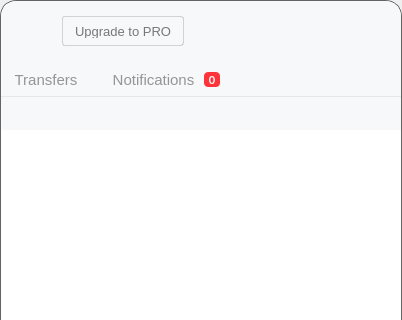
First picture: the form in src/MEGASync/gui/win/InfoDialog.ui, repository meganz/MEGAsync, before the edit; both pictures show x 0 to 402 and y 0 to 320 of the 402 by 564 pixel window.
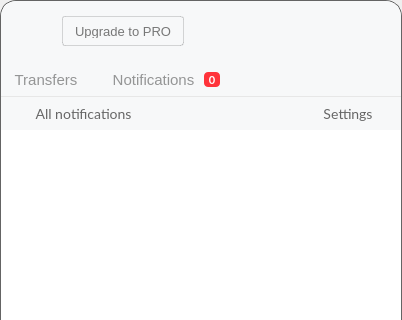
Second picture: the form after the edit. Icons and pictures are not drawn. Custom widgets are drawn as their Qt base class.

```diff
--- a/src/MEGASync/gui/win/InfoDialog.ui
+++ b/src/MEGASync/gui/win/InfoDialog.ui
@@ -1906,16 +1906,198 @@
                     <widget class="QWidget" name="wFilterAndSettings" native="true">
                      <property name="minimumSize">
                       <size>
-                       <width>0</width>
+                       <width>400</width>
                        <height>33</height>
                       </size>
                      </property>
                      <property name="maximumSize">
                       <size>
-                       <width>16777215</width>
+                       <width>400</width>
                        <height>33</height>
                       </size>
                      </property>
+                     <layout class="QHBoxLayout" name="horizontalLayout_14">
+                      <property name="leftMargin">
+                       <number>16</number>
+                      </property>
+                      <property name="topMargin">
+                       <number>0</number>
+                      </property>
+                      <property name="rightMargin">
+                       <number>16</number>
+                      </property>
+                      <property name="bottomMargin">
+                       <number>0</number>
+                      </property>
+                      <item>
+                       <widget class="QWidget" name="wSortNotifications" native="true">
+                        <property name="minimumSize">
+                         <size>
+                          <width>130</width>
+                          <height>0</height>
+                         </size>
+                        </property>
+                        <property name="maximumSize">
+                         <size>
+                          <width>16777215</width>
+                          <height>16777215</height>
+                         </size>
+                        </property>
+                        <layout class="QHBoxLayout" name="horizontalLayout_15">
+                         <property name="spacing">
+                          <number>3</number>
+                         </property>
+                         <property name="leftMargin">
+                          <number>0</number>
+                         </property>
+                         <property name="topMargin">
+                          <number>0</number>
+                         </property>
+                         <property name="rightMargin">
+                          <number>0</number>
+                         </property>
+                         <property name="bottomMargin">
+                          <number>0</number>
+                         </property>
+                         <item>
+                          <widget class="QLabel" name="lNotificationColor">
+                           <property name="minimumSize">
+                            <size>
+                             <width>10</width>
+                             <height>10</height>
+                            </size>
+                           </property>
+                           <property name="maximumSize">
+                            <size>
+                             <width>6</width>
+                             <height>6</height>
+                            </size>
+                           </property>
+                           <property name="text">
+                            <string/>
+                           </property>
+                          </widget>
+                         </item>
+                         <item>
+                          <widget class="QToolButton" name="bActualFilter">
+                           <property name="minimumSize">
+                            <size>
+                             <width>0</width>
+                             <height>21</height>
+                            </size>
+                           </property>
+                           <property name="maximumSize">
+                            <size>
+                             <width>16777215</width>
+                             <height>21</height>
+                            </size>
+                           </property>
+                           <property name="styleSheet">
+                            <string notr="true">#bActualFilter
+{
+	color: #666666;
+	font-family: Lato;
+	font-size: 14px;
+	text-align: center;
+     border: none;
+}</string>
+                           </property>
+                           <property name="text">
+                            <string>All notifications</string>
+                           </property>
+                           <property name="iconSize">
+                            <size>
+                             <width>0</width>
+                             <height>0</height>
+                            </size>
+                           </property>
+                           <property name="toolButtonStyle">
+                            <enum>Qt::ToolButtonTextOnly</enum>
+                           </property>
+                          </widget>
+                         </item>
+                         <item>
+                          <widget class="QPushButton" name="bActualFilterDropDown">
+                           <property name="minimumSize">
+                            <size>
+                             <width>16</width>
+                             <height>16</height>
+                            </size>
+                           </property>
+                           <property name="maximumSize">
+                            <size>
+                             <width>16</width>
+                             <height>16</height>
+                            </size>
+                           </property>
+                           <property name="styleSheet">
+                            <string notr="true">#bActualFilterDropDown
+{
+     border: none;
+}</string>
+                           </property>
+                           <property name="text">
+                            <string/>
+                           </property>
+                           <property name="icon">
+                            <iconset>
+                             <normalon>:/images/arrow-to-left.png</normalon>
+                            </iconset>
+                           </property>
+                           <property name="iconSize">
+                            <size>
+                             <width>8</width>
+                             <height>5</height>
+                            </size>
+                           </property>
+                          </widget>
+                         </item>
+                        </layout>
+                       </widget>
+                      </item>
+                      <item>
+                       <spacer name="horizontalSpacer">
+                        <property name="orientation">
+                         <enum>Qt::Horizontal</enum>
+                        </property>
+                        <property name="sizeHint" stdset="0">
+                         <size>
+                          <width>134</width>
+                          <height>20</height>
+                         </size>
+                        </property>
+                       </spacer>
+                      </item>
+                      <item>
+                       <widget class="QPushButton" name="bNotificationsSettings">
+                        <property name="styleSheet">
+                         <string notr="true">#bNotificationsSettings
+{
+	color: #666666;
+	font-family: Lato;
+	font-size: 14px;
+	line-height: 22px;
+	text-align: center;
+    border: none;
+}</string>
+                        </property>
+                        <property name="text">
+                         <string>Settings</string>
+                        </property>
+                        <property name="icon">
+                         <iconset>
+                          <normalon>:/images/notification_color.png</normalon>
+                         </iconset>
+                        </property>
+                        <property name="iconSize">
+                         <size>
+                          <width>24</width>
+                          <height>24</height>
+                         </size>
+                        </property>
+                       </widget>
+                      </item>
+                     </layout>
                     </widget>
                    </item>
                    <item>
```
